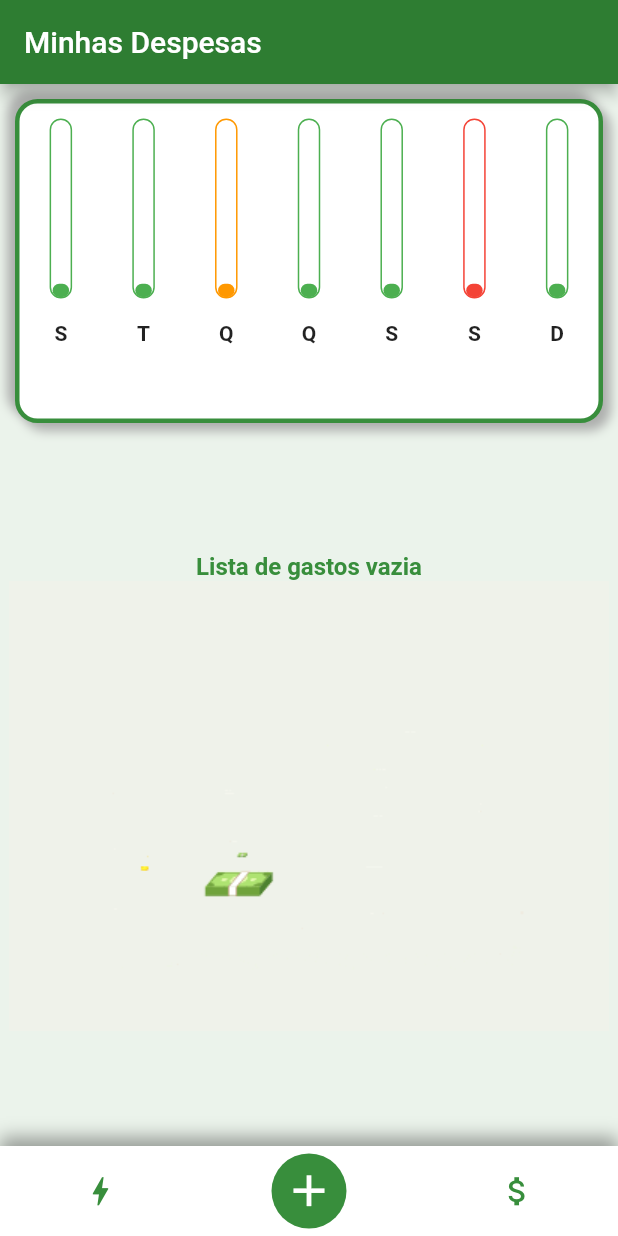
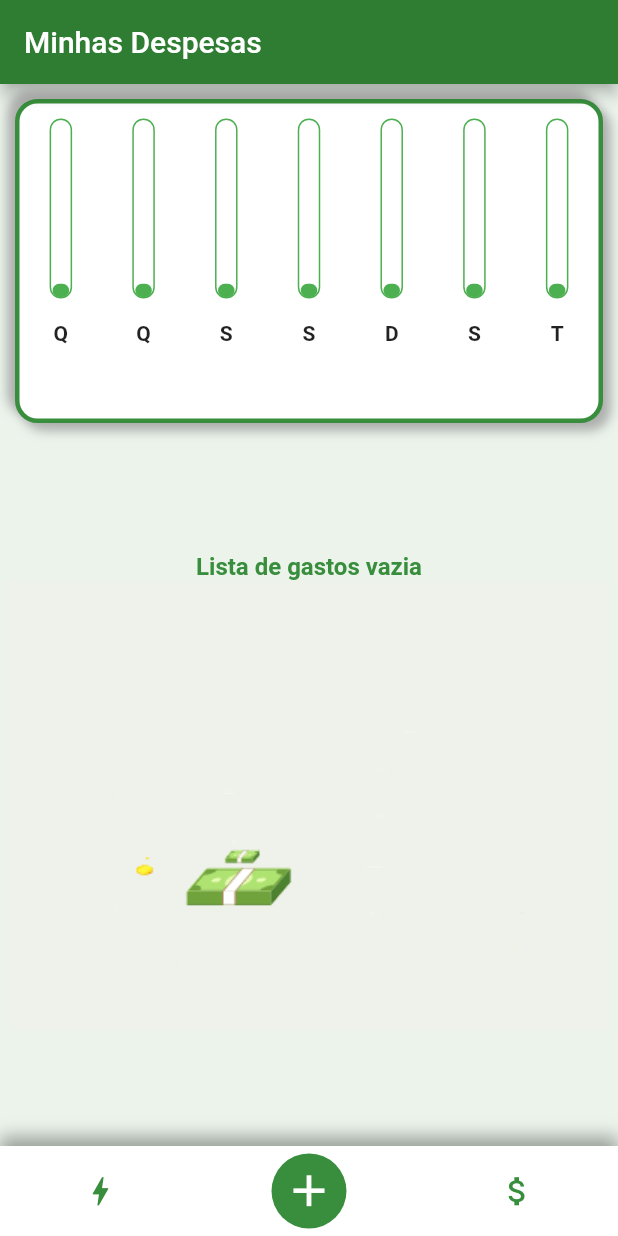
Before and after one commit to P3edr0/my_expenses, a Flutter app: the screen it shows after launch, on a phone screen of 412 x 824 dp. Run offline on Flutter 3.47's test engine with Material 2 defaults, Android fonts, the phone set to English and light mode, and no system bars; our stand-ins replace dartz; missing offline and left inert: graphic.

Commit message:
[ADD] Add dynamic costbar

```diff
--- a/lib/main.dart
+++ b/lib/main.dart
@@ -1,6 +1,7 @@
 import 'package:flutter/material.dart';
 import 'package:flutter_localizations/flutter_localizations.dart';
 import 'package:intl/intl.dart';
+import 'package:meus_gastos/presentation/ui/controller/home_controller.dart';
 import 'package:provider/provider.dart';
 
 import 'presentation/ui/controller/add_expense_controller.dart';
@@ -16,8 +17,15 @@ class MyExpenses extends StatelessWidget {
   const MyExpenses({super.key});
   @override
   Widget build(BuildContext context) {
-    return ChangeNotifierProvider(
-        create: (context) => AddExpenseController(),
+    return MultiProvider(
+        providers: [
+          ChangeNotifierProvider(
+            create: (context) => AddExpenseController(),
+          ),
+          Provider(
+            create: (context) => HomeController(),
+          ),
+        ],
         child: const MaterialApp(
           localizationsDelegates: [
             GlobalWidgetsLocalizations.delegate,
--- /dev/null
+++ b/lib/presentation/ui/controller/home_controller.dart
@@ -0,0 +1,35 @@
+import 'dart:developer';
+
+class HomeController {
+  List<String> weekDays = [];
+
+  expenseDateTranslater(DateTime date) {
+    weekDays = [];
+    for (var i = 0; i < 7; i++) {
+      if (date.weekday == 1) {
+        weekDays.insert(0, "S");
+      }
+      if (date.weekday == 2) {
+        weekDays.insert(0, "T");
+      }
+      if (date.weekday == 3) {
+        weekDays.insert(0, "Q");
+      }
+      if (date.weekday == 4) {
+        weekDays.insert(0, "Q");
+      }
+      if (date.weekday == 5) {
+        weekDays.insert(0, "S");
+      }
+      if (date.weekday == 6) {
+        weekDays.insert(0, "S");
+      }
+      if (date.weekday == 7) {
+        weekDays.insert(0, "D");
+      }
+
+      date = date.subtract(const Duration(hours: 24));
+    }
+    log(weekDays.toString(), name: 'Dias da semana:');
+  }
+}
--- a/lib/presentation/ui/pages/home_page/home_page.dart
+++ b/lib/presentation/ui/pages/home_page/home_page.dart
@@ -3,6 +3,7 @@ import 'package:graphic/graphic.dart';
 import 'package:intl/intl.dart';
 import 'package:meus_gastos/presentation/ui/components/bottom_navigator_bar.dart';
 import 'package:meus_gastos/presentation/ui/controller/add_expense_controller.dart';
+import 'package:meus_gastos/presentation/ui/controller/home_controller.dart';
 import 'package:meus_gastos/presentation/ui/pages/home_page/components/expense_details_card.dart';
 import 'package:meus_gastos/presentation/utils/constants.dart';
 import 'package:provider/provider.dart';
@@ -17,6 +18,7 @@ class HomePage extends StatefulWidget {
 }
 
 AddExpenseController mainAddExpenseController = AddExpenseController();
+HomeController homeController = HomeController();
 int selectedIndexPage = 1;
 bool changeColor = false;
 bool detail = true;
@@ -68,6 +70,7 @@ const basicData = [
 class _HomeState extends State<HomePage> {
   @override
   void initState() {
+    homeController.expenseDateTranslater(DateTime.now());
     super.initState();
   }
 
@@ -115,15 +118,12 @@ class _HomeState extends State<HomePage> {
                               ? Row(
                                   mainAxisAlignment:
                                       MainAxisAlignment.spaceAround,
-                                  children: [
-                                      costBar('S', Colors.green),
-                                      costBar('T', Colors.green),
-                                      costBar('Q', Colors.orange),
-                                      costBar('Q', Colors.green),
-                                      costBar('S', Colors.green),
-                                      costBar('S', Colors.red),
-                                      costBar('D', Colors.green)
-                                    ])
+                                  children: homeController.weekDays
+                                      .map(
+                                          (item) => costBar(item, Colors.green))
+                                      .toList(),
+                                )
+                              //ListView.builder(itemBuilder: ((context, index) => costBar(homeController.weekDays[index], Colors.green))))
                               : Row(children: [
                                   Expanded(
                                     child: Row(
```
